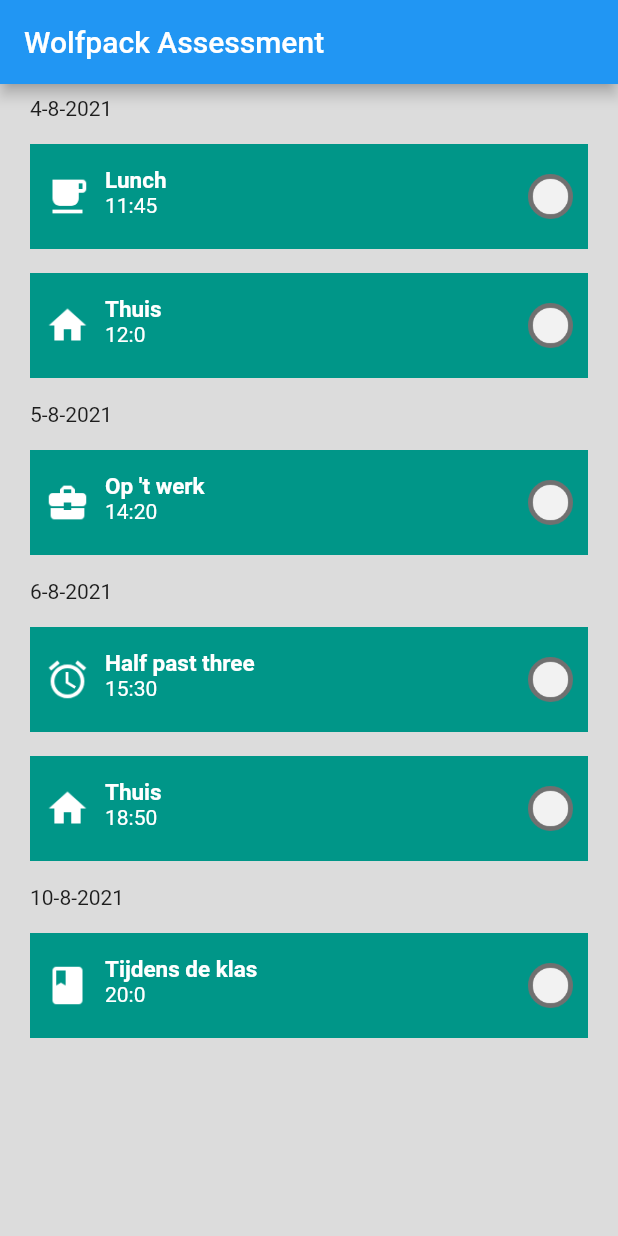
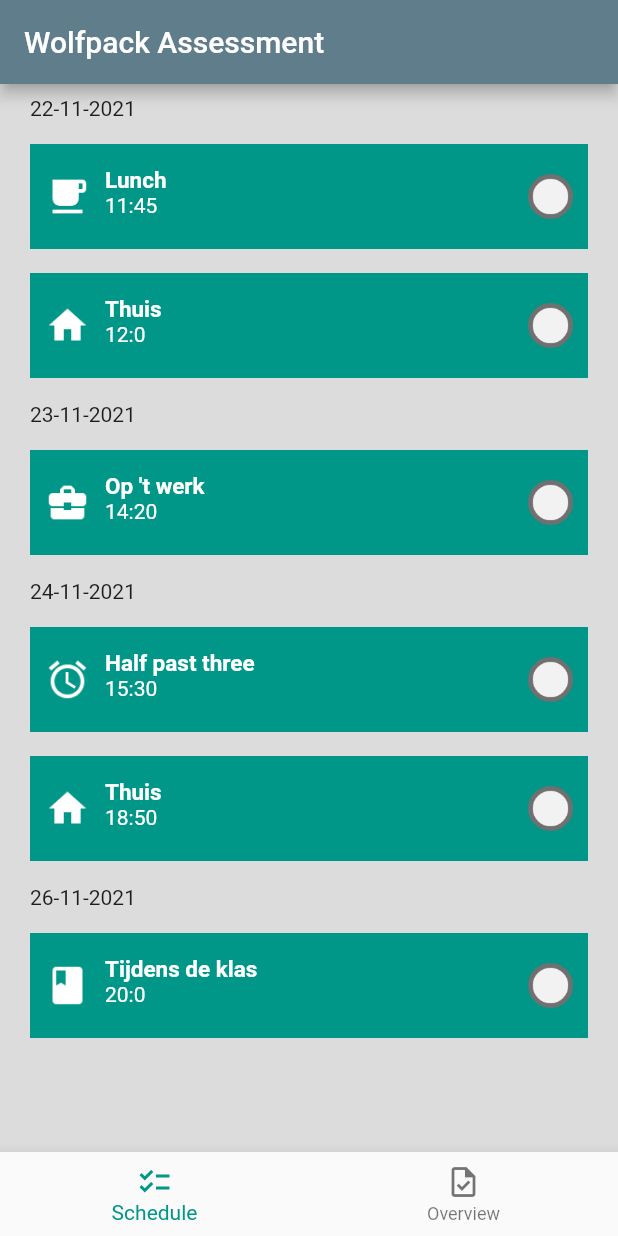
Before and after one commit to DamienKusters/WolfpackAssessment, a Flutter app: the screen it shows after launch, on a phone screen of 412 x 824 dp. Run offline on Flutter 3.47's test engine with Material 2 defaults, Android fonts, the phone set to English and light mode, and no system bars.

Commit message:
[part 3] Add Overview tab

```diff
--- a/lib/enums.dart
+++ b/lib/enums.dart
@@ -1,4 +1,4 @@
 enum PagesEnum
 {
-  SCHEDULE,
+  SCHEDULE,OVERVIEW,
 }
--- a/lib/main.dart
+++ b/lib/main.dart
@@ -1,6 +1,8 @@
 import 'package:flutter/material.dart';
 import 'package:wolfpack_assessment/enums.dart';
-import 'package:wolfpack_assessment/pages/schedule.dart';
+import 'package:wolfpack_assessment/pages/overview_page.dart';
+import 'package:wolfpack_assessment/pages/schedule_page.dart';
+import 'package:wolfpack_assessment/services/moment_service.dart';
 
 void main() {
   runApp(const MyApp());
@@ -14,27 +16,36 @@ class MyApp extends StatelessWidget {
     return MaterialApp(
       title: 'Wolfpack Assessment',
       theme: ThemeData(
-        primarySwatch: Colors.blue,
+        primarySwatch: Colors.blueGrey,
       ),
-      home: MyHomePage(title: 'Wolfpack Assessment'),
+      home: const MyHomePage(title: 'Wolfpack Assessment'),
     );
   }
 }
 
 class MyHomePage extends StatefulWidget {
   final String title;
-  final List<Widget> pages = [
-    const SchedulePage(),
-  ];
 
-  MyHomePage({Key? key, required this.title}) : super(key: key);
+  const MyHomePage({Key? key, required this.title}) : super(key: key);
 
   @override
   State<MyHomePage> createState() => _MyHomePageState();
 }
 
 class _MyHomePageState extends State<MyHomePage> {
+  final MomentService momentService = MomentService();
+  late List<Widget> pages;
+
   Enum selectedPage = PagesEnum.SCHEDULE;
+
+  @override
+  void initState() {
+    super.initState();
+    pages = [
+      SchedulePage(momentService: momentService,),
+      OverviewPage(momentService: momentService,),
+    ];
+  }
 
   @override
   Widget build(BuildContext context) {
@@ -42,12 +53,40 @@ class _MyHomePageState extends State<MyHomePage> {
       appBar: AppBar(
         title: Text(widget.title),
       ),
-      body: _renderPage()
+      body: _renderPage(),
+      bottomNavigationBar: BottomNavigationBar(
+        items: const <BottomNavigationBarItem>[
+          BottomNavigationBarItem(
+            icon: Icon(Icons.checklist_outlined),
+            label: 'Schedule',
+          ),
+          BottomNavigationBarItem(
+            icon: Icon(Icons.task_outlined),
+            label: 'Overview',
+          ),
+        ],
+        currentIndex: selectedPage.index,
+        selectedItemColor: Colors.teal,
+        onTap: (i) => _changePage(i)
+      ),
     );
+  }
+
+  void _changePage(int index)
+  {
+    Enum newPage;
+    switch (index) {
+      case 1:
+        newPage = PagesEnum.OVERVIEW;
+        break;
+      default:
+        newPage = PagesEnum.SCHEDULE;
+    }
+    setState(() { selectedPage = newPage; });
   }
 
   Widget _renderPage()
   {
-    return widget.pages[selectedPage.index];
+    return pages[selectedPage.index];
   }
 }
--- a/lib/models/moment.dart
+++ b/lib/models/moment.dart
@@ -8,6 +8,8 @@ class MomentModel
   DateTime date;
   List<MedicineModel> medicines;
   bool isExpanded;
+  bool isComplete() => medicines.every((m) => m.taken == true);
+  int getAmountOfTakenMedicines() => medicines.where((m) => m.taken == true).length;
 
   MomentModel(this.title, this.iconImage, this.date, this.medicines, {this.isExpanded = false});
 }
--- a/lib/pages/schedule.dart
+++ b/lib/pages/schedule_page.dart
@@ -4,7 +4,8 @@ import 'package:wolfpack_assessment/services/moment_service.dart';
 import 'package:wolfpack_assessment/widgets/moment_button.dart';
 
 class SchedulePage extends StatefulWidget {
-  const SchedulePage({ Key? key }) : super(key: key);
+  final MomentService momentService;
+  const SchedulePage({ Key? key, required this.momentService }) : super(key: key);
 
   @override
   _SchedulePageState createState() => _SchedulePageState();
@@ -16,7 +17,7 @@ class _SchedulePageState extends State<SchedulePage> {
   @override
   void initState() {
     super.initState();
-    moments = MomentService().getMoments();
+    moments = widget.momentService.getMoments();
   }
 
   @override
@@ -44,12 +45,12 @@ class _SchedulePageState extends State<SchedulePage> {
             padding: const EdgeInsets.symmetric(horizontal: 20, vertical: 8),
             child: Text("${moment.date.day}-${moment.date.month}-${moment.date.year}"),
           ),
-          MomentButton(moment: moment),
+          MomentButton(moment: moment, momentService: widget.momentService,),
         ]);
       }
       else
       {
-        output.add(MomentButton(moment: moment));
+        output.add(MomentButton(moment: moment, momentService: widget.momentService,));
       }
 
       lastDate = moment.date;
--- a/lib/services/moment_service.dart
+++ b/lib/services/moment_service.dart
@@ -4,29 +4,51 @@ import 'package:wolfpack_assessment/models/moment.dart';
 
 class MomentService
 {
-  List<MomentModel> getMoments()
-  {
-    return [
-      MomentModel("Op 't werk", Image.asset("assets/business_center.png", color: Colors.white), DateTime.utc(2021,8,5,14,20),[
+  final List<MomentModel> _momentModels = [
+    MomentModel("Op 't werk", Image.asset("assets/business_center.png", color: Colors.white), DateTime.utc(2021,11,23,14,20),[
       MedicineModel("Simvastatine"),
       MedicineModel("Werk ze! pil"),
     ]),
-      MomentModel("Lunch", Image.asset("assets/free_breakfast.png", color: Colors.white), DateTime.utc(2021,8,4,11,45),[
+    MomentModel("Lunch", Image.asset("assets/free_breakfast.png", color: Colors.white), DateTime.utc(2021,11,22,11,45),[
       MedicineModel("Lunchine"),
+      MedicineModel("Simvastatine"),
     ]),
-      MomentModel("Half past three", Image.asset("assets/alarm.png", color: Colors.white), DateTime.utc(2021,8,6,15,30),[
+    MomentModel("Half past three", Image.asset("assets/alarm.png", color: Colors.white), DateTime.utc(2021,11,24,15,30),[
       MedicineModel("Half past three pill (HPTP)"),
       MedicineModel("Simvastatine"),
     ]),
-      MomentModel("Tijdens de klas", Image.asset("assets/class.png", color: Colors.white), DateTime.utc(2021,8,10,20,00),[
+    MomentModel("Tijdens de klas", Image.asset("assets/class.png", color: Colors.white), DateTime.utc(2021,11,26,20,00),[
       MedicineModel("Smart-o-s"),
     ]),
-      MomentModel("Thuis", Image.asset("assets/home.png", color: Colors.white), DateTime.utc(2021,8,4,12,00),[
+    MomentModel("Thuis", Image.asset("assets/home.png", color: Colors.white), DateTime.utc(2021,11,22,12,00),[
       MedicineModel("Covid-19 pil"),
     ]),
-      MomentModel("Thuis", Image.asset("assets/home.png", color: Colors.white), DateTime.utc(2021,8,6,18,50),[
+    MomentModel("Thuis", Image.asset("assets/home.png", color: Colors.white), DateTime.utc(2021,11,24,18,50),[
       MedicineModel("Vitamines"),
     ]),
   ];
+
+  List<MomentModel> getMoments()
+  {
+    return _momentModels;
+  }
+
+  void saveMoment(MomentModel model)
+  {
+    _momentModels[_momentModels.indexOf(model)] = model;
+  }
+
+  int getTotalMedicines(List<MomentModel> models)
+  {
+    int amount = 0;
+    models.forEach((m) => amount += m.medicines.length);
+    return amount;
+  }
+
+  int getAmountOfTakenMedicines(List<MomentModel> models)
+  {
+    int amount = 0;
+    models.forEach((m) => amount += m.getAmountOfTakenMedicines());
+    return amount;
   }
 }
--- a/lib/widgets/moment_button.dart
+++ b/lib/widgets/moment_button.dart
@@ -1,10 +1,12 @@
 import 'package:flutter/material.dart';
 import 'package:wolfpack_assessment/models/moment.dart';
+import 'package:wolfpack_assessment/services/moment_service.dart';
 import 'package:wolfpack_assessment/widgets/medicine_button.dart';
 
 class MomentButton extends StatefulWidget {
+  final MomentService momentService;
   final MomentModel moment;
-  const MomentButton({ Key? key, required this.moment }) : super(key: key);
+  const MomentButton({ Key? key, required this.moment, required this.momentService }) : super(key: key);
 
   @override
   _MomentButtonState createState() => _MomentButtonState();
@@ -54,7 +56,7 @@ class _MomentButtonState extends State<MomentButton> {
                   SizedBox(
                     height: 30,
                     width: 50,
-                    child: moment.medicines.every((m) => m.taken == true) ? expandendImage : collapsedImage
+                    child: moment.isComplete() ? expandendImage : collapsedImage
                   ),
                 ],
               ),
@@ -70,8 +72,14 @@ class _MomentButtonState extends State<MomentButton> {
   {
     List<Widget> output = [];
     for (var medicine in moment.medicines) {
-      output.add(MedicineButton(medicine: medicine, updateParent: () => setState(() {}),));
+      output.add(MedicineButton(medicine: medicine, updateParent: () => _saveMoment(),));
     }
     return Column(children: output,);
   }
+
+  void _saveMoment()
+  {
+    setState(() {});
+    widget.momentService.saveMoment(moment);
+  }
 }
```
Also changed, not shown: lib/pages/overview_page.dart (added, +46 -0 lines), lib/widgets/kpi.dart (added, +32 -0 lines). Lines whose indentation alone changed are shown as unchanged.
